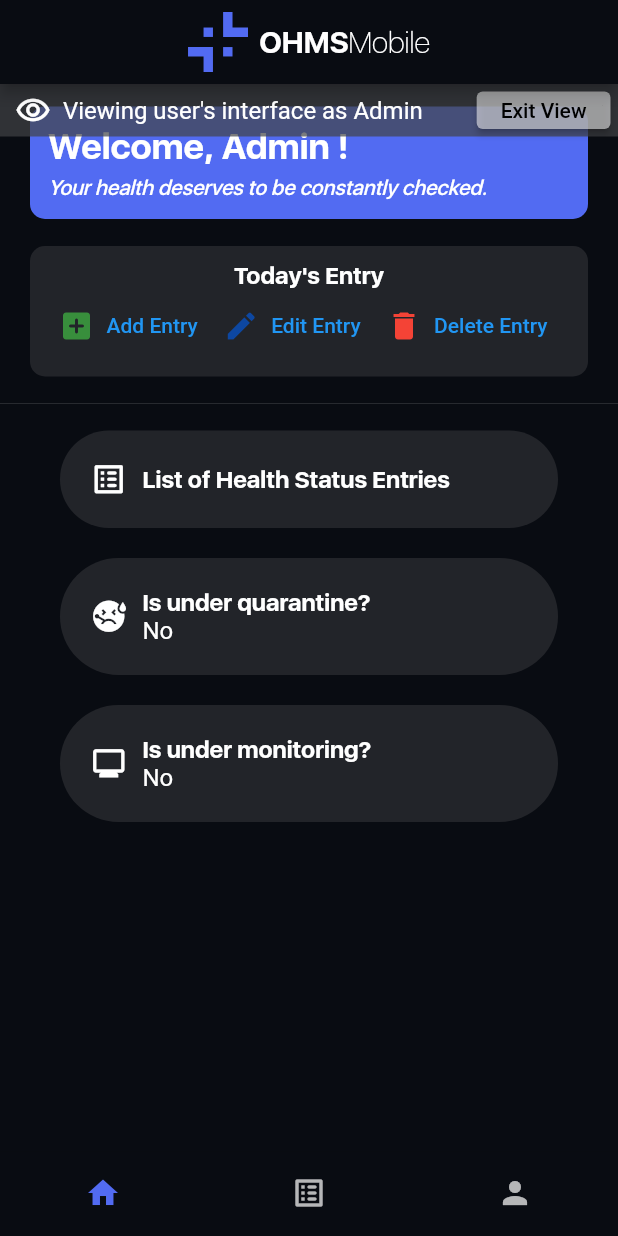
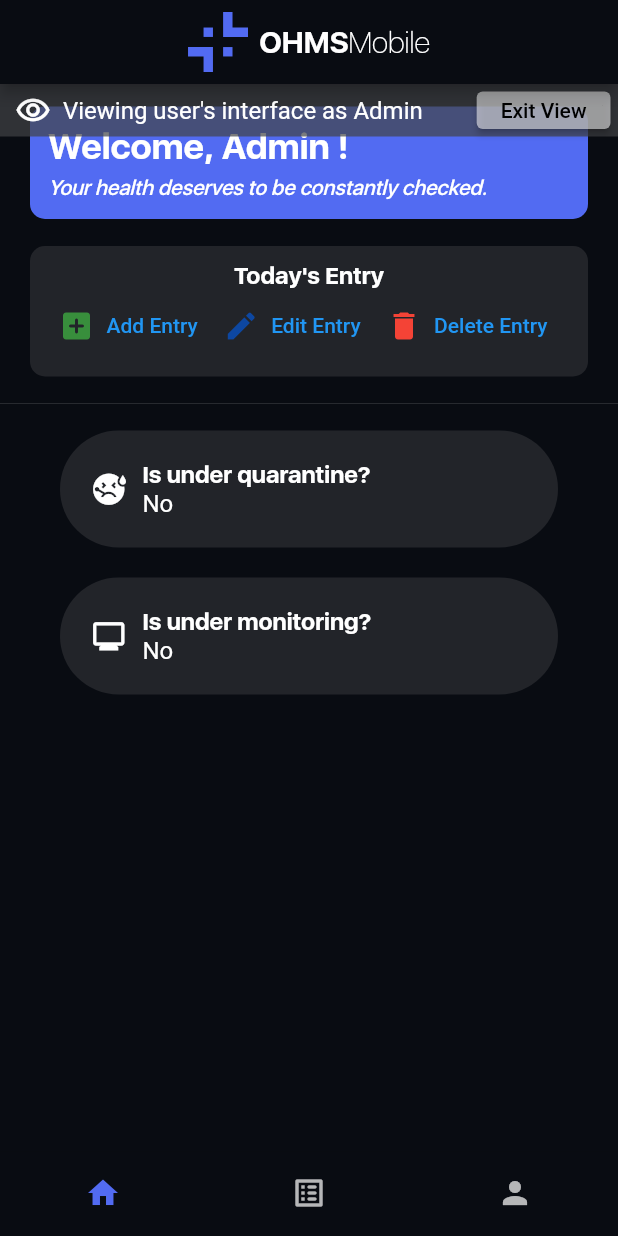
Before and after one commit to jonzski/healthmate, a Flutter app: the UserView screen opened directly, on a phone screen of 412 x 824 dp. Run offline on Flutter 3.47's test engine with Material 2 defaults, Android fonts, the phone set to English and light mode, and no system bars; our stand-ins replace cloud_firestore, email_validator, firebase_auth, firebase_core, flutter_expandable_fab, flutter_svg and 3 more; missing offline and left inert: qr_code_scanner; accounts and stored records are empty; project files that could hold a hidden picture were left out.

Commit message:
UI: Remove list of entries

```diff
--- a/lib/screens/user/Dashboard.dart
+++ b/lib/screens/user/Dashboard.dart
@@ -37,9 +37,6 @@ class _DashboardState extends State<Dashboard> {
             children: [Expanded(child: todaysEntry())],
           ),
           const Divider(),
-          Row(
-            children: [Expanded(child: listOfEntries())],
-          ),
           Row(
             children: [Expanded(child: isUnderQuarantine())],
           ),
@@ -242,71 +239,6 @@ class _DashboardState extends State<Dashboard> {
     );
   }
 
-  Widget listOfEntries() {
-    String currentUserUid = context.read<AuthProvider>().currentUser.uid;
-
-    return FutureBuilder<Map<String, dynamic>?>(
-        future:
-            context.read<UserProvider>().viewSpecificStudent(currentUserUid),
-        builder: (context, snapshot) {
-          if (snapshot.hasError) {
-            return Center(
-              child: Text("Error encountered! ${snapshot.error}"),
-            );
-          } else if (snapshot.connectionState == ConnectionState.waiting) {
-            return const Center(
-              child: CircularProgressIndicator(),
-            );
-          }
-          return Container(
-            margin: const EdgeInsets.symmetric(horizontal: 40, vertical: 10),
-            padding: const EdgeInsets.all(20),
-            decoration: const BoxDecoration(
-              color: Color(0xFF222429),
-              borderRadius: BorderRadius.all(Radius.circular(50)),
-            ),
-            child: Row(
-              mainAxisAlignment: MainAxisAlignment.start,
-              children: [
-                const Align(
-                  alignment: Alignment.centerLeft,
-                  child: Icon(
-                    Icons.list_alt_rounded,
-                    size: 25,
-                    color: Colors.white,
-                  ),
-                ),
-                const SizedBox(width: 10),
-                Column(
-                  mainAxisAlignment: MainAxisAlignment.center,
-                  crossAxisAlignment: CrossAxisAlignment.start,
-                  children: const [
-                    Text(
-                      'List of Health Status Entries',
-                      style: TextStyle(
-                        fontFamily: 'SF-UI-Display',
-                        fontWeight: FontWeight.w700,
-                        fontSize: 16,
-                        color: Colors.white,
-                      ),
-                    ),
-                    // Text(
-                    //   'Number of Entries: ${numOfEntries()}',
-                    //   style: const TextStyle(
-                    //     fontFamily: 'SF-UI-Display',
-                    //     fontWeight: FontWeight.w300,
-                    //     fontSize: 16,
-                    //     color: Colors.white,
-                    //   ),
-                    // ),
-                  ],
-                ),
-              ],
-            ),
-          );
-        });
-  }
-
   Widget isUnderQuarantine() {
     String currentUserUid = context.read<AuthProvider>().currentUser.uid;
 
```
